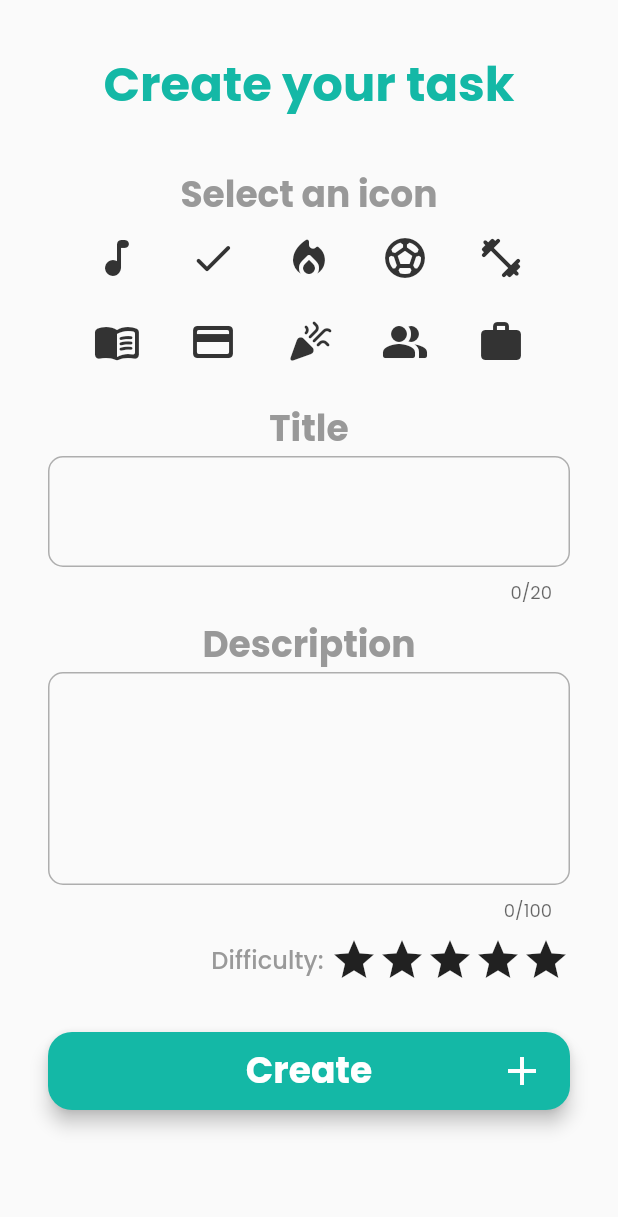
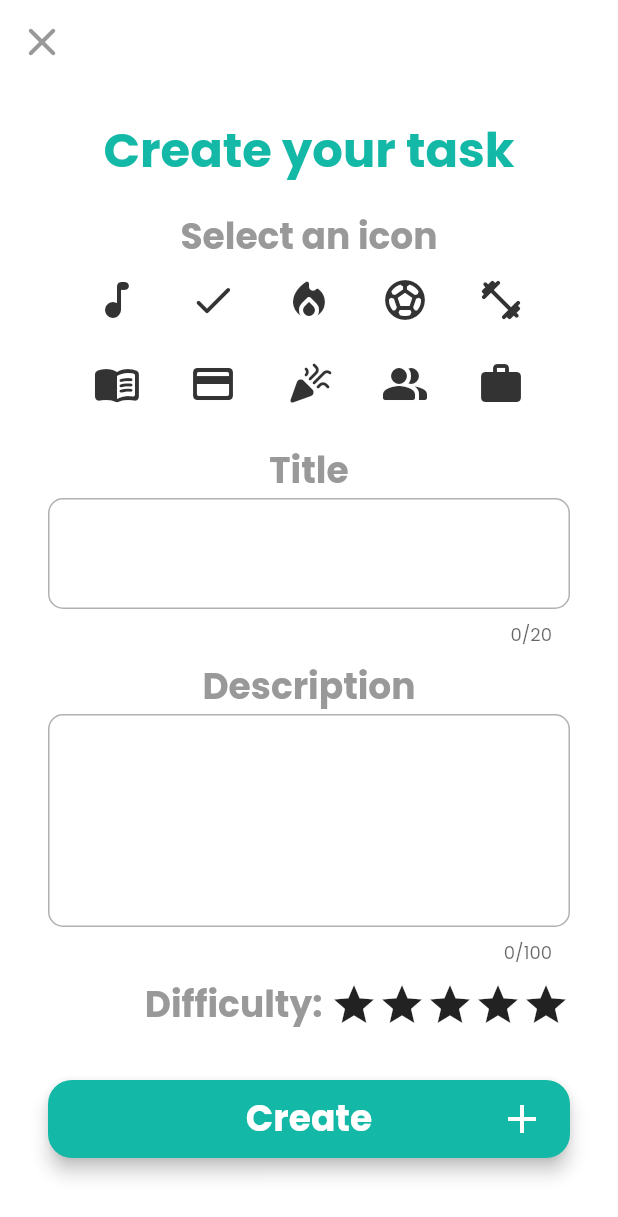
Before and after one commit to EnricoSantarelli/flutter-todo, a Flutter app: the TaskCreationSheetWidget screen opened directly, on a phone screen of 412 x 824 dp. Shown: the top 1217 px of the screen. Run offline on Flutter 3.47's test engine with Material 2 defaults, Android fonts, the phone set to English and light mode, and no system bars; our stand-ins replace flutter_mobx, google_fonts, mobx; generated files the repository leaves out were written again.

Commit message:
bottom sheet completed

```diff
--- a/lib/app/helpers/themes/theme_data.dart
+++ b/lib/app/helpers/themes/theme_data.dart
@@ -18,7 +18,8 @@ ThemeData lightTheme = ThemeData(
         onBackground: AppColors.lightGray,
         primary: AppColors.seaGreen,
         onPrimary: AppColors.lightGray,
-        onSurface: AppColors.darkGray),
+        onSurface: AppColors.darkGray,
+        error: AppColors.red),
     cardColor: AppColors.seaGreen,
     iconTheme: IconThemeData(color: AppColors.darkGray, size: 32),
     appBarTheme: AppBarTheme(
@@ -54,7 +55,8 @@ ThemeData darkTheme = ThemeData(
         onBackground: AppColors.white,
         primary: AppColors.seaGreen,
         onPrimary: AppColors.white,
-        onSurface: AppColors.white),
+        onSurface: AppColors.white,
+        error: AppColors.red),
     iconTheme: IconThemeData(color: AppColors.white, size: 32),
     cardColor: AppColors.seaGreen,
     appBarTheme: AppBarTheme(
--- a/lib/app/models/Task.dart
+++ b/lib/app/models/Task.dart
@@ -5,15 +5,15 @@ import 'package:todo_flutter/app/helpers/enums/status_enum.dart';
 
 class Task {
   final String id;
-  final String name;
+  final String title;
   final String? description;
   final int difficulty;
-  final Icon icon;
+  final IconData icon;
   final StatusEnum status;
 
   Task(
       {this.description,
-      required this.name,
+      required this.title,
       required this.difficulty,
       required this.icon,
       required this.status,
--- a/lib/app/views/pages/home_page.dart
+++ b/lib/app/views/pages/home_page.dart
@@ -29,8 +29,8 @@ class HomePage extends StatelessWidget {
               const SizedBox(
                 height: 64,
               ),
-              const ButtonWidget(
-                  path: '/dashboard',
+              ButtonWidget(
+                  onPressed: () => Navigator.pushNamed(context, '/dashboard'),
                   title: 'Start',
                   icon: Icons.arrow_forward_rounded)
             ],
--- a/lib/app/views/widgets/app_bar_widget.dart
+++ b/lib/app/views/widgets/app_bar_widget.dart
@@ -1,13 +1,24 @@
 import 'package:flutter/material.dart';
 
 class AppBarWidget extends StatelessWidget {
-  const AppBarWidget({super.key});
+  final double? elevation;
+  final String? title;
+  final Widget? leading;
+  const AppBarWidget({super.key, this.elevation, this.title, this.leading});
 
   @override
   Widget build(BuildContext context) {
     return AppBar(
-      centerTitle: true,
-      title: const Text('To-Do List'),
-    );
+        elevation: elevation,
+        leading: leading,
+        centerTitle: true,
+        title: title != null
+            ? Text(
+                title!,
+                style: Theme.of(context).textTheme.titleMedium!.copyWith(
+                      color: Theme.of(context).colorScheme.onPrimary,
+                    ),
+              )
+            : const SizedBox.shrink());
   }
 }
--- a/lib/app/views/widgets/button_widget.dart
+++ b/lib/app/views/widgets/button_widget.dart
@@ -1,16 +1,19 @@
 import 'package:flutter/material.dart';
 
 class ButtonWidget extends StatelessWidget {
-  final String path;
   final String title;
   final IconData icon;
+  final Function() onPressed;
   const ButtonWidget(
-      {super.key, required this.path, required this.title, required this.icon});
+      {super.key,
+      required this.onPressed,
+      required this.title,
+      required this.icon});
 
   @override
   Widget build(BuildContext context) {
     return ElevatedButton(
-        onPressed: () => Navigator.pushNamed(context, path),
+        onPressed: onPressed,
         child: Padding(
           padding: const EdgeInsets.symmetric(vertical: 8),
           child: Stack(
--- a/lib/app/views/widgets/task_creation_sheet_widget.dart
+++ b/lib/app/views/widgets/task_creation_sheet_widget.dart
@@ -2,7 +2,13 @@ import 'package:flutter/material.dart';
 import 'package:flutter_mobx/flutter_mobx.dart';
 import 'package:provider/provider.dart';
 import 'package:todo_flutter/app/controllers/tasks_store.dart';
+import 'package:todo_flutter/app/helpers/enums/status_enum.dart';
+import 'package:todo_flutter/app/models/Task.dart';
+import 'package:todo_flutter/app/views/animation/blinking_difficulty_animation.dart';
+import 'package:todo_flutter/app/views/animation/blinking_icon_animation.dart';
+import 'package:todo_flutter/app/views/widgets/app_bar_widget.dart';
 import 'package:todo_flutter/app/views/widgets/button_widget.dart';
+import 'package:uuid/uuid.dart';
 
 class TaskCreationSheetWidget extends StatelessWidget {
   static const iconsList = [
@@ -23,10 +29,31 @@ class TaskCreationSheetWidget extends StatelessWidget {
   @override
   Widget build(BuildContext context) {
     final store = Provider.of<TasksStore>(context, listen: false);
-    return SingleChildScrollView(
-      child: Padding(
-        padding: const EdgeInsets.symmetric(horizontal: 32, vertical: 32),
+    final formKey = GlobalKey<FormState>();
+
+    // reset the form when rebuild the sheet
+    store.isDifficultySet = true;
+    store.isIconSet = true;
+    store.icon = null;
+    store.difficulty = null;
+    store.starsColor = List.filled(5, ThemeData().iconTheme.color!);
+
+    return Scaffold(
+      backgroundColor: Theme.of(context).colorScheme.background,
+      resizeToAvoidBottomInset: false,
+      appBar: PreferredSize(
+        preferredSize: const Size.fromHeight(60),
+        child: AppBarWidget(
+          elevation: 0,
+          leading: IconButton(
+              icon: const Icon(Icons.close_rounded),
+              onPressed: () => Navigator.pop(context)),
+        ),
+      ),
+      body: Padding(
+        padding: const EdgeInsets.symmetric(horizontal: 32, vertical: 16),
         child: Form(
+            key: formKey,
             child: Column(
               children: [
                 Text(
@@ -36,7 +63,7 @@ class TaskCreationSheetWidget extends StatelessWidget {
                       .titleLarge!
                       .copyWith(fontSize: 32),
                 ),
-            const SizedBox(height: 32),
+                const SizedBox(height: 16),
                 Text(
                   'Select an icon',
                   style: Theme.of(context)
@@ -63,14 +90,35 @@ class TaskCreationSheetWidget extends StatelessWidget {
                                                 .colorScheme
                                                 .onPrimary)
                                         : null),
-                          child: IconButton(
-                            onPressed: () => store.setIcon(iconsList[index]),
+                                child: store.isIconSet
+                                    ? IconButton(
+                                        onPressed: () =>
+                                            store.setIcon(iconsList[index]),
                                         icon: Icon(iconsList[index]),
-                            iconSize: isSelected ? 48 : 32,
-                          ),
-                        );
+                                        iconSize: isSelected ? 48 : 32)
+                                    : BlinkingIconAnimation(
+                                        onPressed: () =>
+                                            store.setIcon(iconsList[index]),
+                                        icon: iconsList[index],
+                                        size: isSelected ? 48 : 32));
                           })),
                 ),
+                Observer(builder: (context) {
+                  return store.isIconSet == false
+                      ? Align(
+                          alignment: Alignment.centerLeft,
+                          child: Padding(
+                            // similar to default error style
+                            padding: const EdgeInsets.fromLTRB(12.2, 2, 0, 0),
+                            child: Text(
+                              'Select an icon',
+                              style: TextStyle(
+                                  color: ThemeData().colorScheme.error,
+                                  fontSize: 11.5),
+                            ),
+                          ))
+                      : const SizedBox.shrink();
+                }),
                 const SizedBox(height: 16),
                 Text(
                   'Title',
@@ -80,6 +128,8 @@ class TaskCreationSheetWidget extends StatelessWidget {
                       .copyWith(color: Theme.of(context).colorScheme.onPrimary),
                 ),
                 TextFormField(
+                  validator: (value) => store.validateTitle(value),
+                  autovalidateMode: AutovalidateMode.onUserInteraction,
                   maxLength: 20,
                   onChanged: (value) => store.setTitle(value),
                   style: Theme.of(context)
@@ -127,60 +177,75 @@ class TaskCreationSheetWidget extends StatelessWidget {
                     children: [
                       Text(
                         'Difficulty: ',
-                    style: Theme.of(context).textTheme.titleSmall!.copyWith(
-                        color: Theme.of(context).colorScheme.onPrimary),
+                        style: Theme.of(context)
+                            .textTheme
+                            .titleMedium!
+                            .copyWith(
+                              color: Theme.of(context).colorScheme.onPrimary,
                             ),
-                  IconButton(
-                    onPressed: () => store.setDifficulty(1),
+                      ),
+                      Row(
+                        children: List.generate(5, (index) {
+                          return store.isDifficultySet
+                              ? IconButton(
+                                  onPressed: () =>
+                                      store.setDifficulty(index + 1),
                                   icon: Icon(
                                     Icons.star,
-                      color: store.starsColor[0],
+                                    color: store.starsColor[index],
                                   ),
                                   constraints: const BoxConstraints(),
                                   padding: EdgeInsets.zero,
-                  ),
-                  IconButton(
-                    onPressed: () => store.setDifficulty(2),
-                    icon: Icon(
-                      Icons.star,
-                      color: store.starsColor[1],
-                    ),
-                    constraints: const BoxConstraints(),
-                    padding: EdgeInsets.zero,
-                  ),
-                  IconButton(
-                    onPressed: () => store.setDifficulty(3),
-                    icon: Icon(
-                      Icons.star,
-                      color: store.starsColor[2],
-                    ),
-                    constraints: const BoxConstraints(),
-                    padding: EdgeInsets.zero,
-                  ),
-                  IconButton(
-                    onPressed: () => store.setDifficulty(4),
-                    icon: Icon(
-                      Icons.star,
-                      color: store.starsColor[3],
-                    ),
-                    constraints: const BoxConstraints(),
-                    padding: EdgeInsets.zero,
-                  ),
-                  IconButton(
-                    onPressed: () => store.setDifficulty(5),
-                    icon: Icon(
-                      Icons.star,
-                      color: store.starsColor[4],
-                    ),
-                    constraints: const BoxConstraints(),
-                    padding: EdgeInsets.zero,
-                  ),
+                                )
+                              : BlinkingDifficultyAnimation(
+                                  onPressed: () =>
+                                      store.setDifficulty(index + 1),
+                                  color: store.starsColor[index]);
+                        }),
+                      )
                     ],
                   );
                 }),
+                Observer(builder: (context) {
+                  return store.isDifficultySet == false
+                      ? Align(
+                          alignment: Alignment.centerRight,
+                          child: Padding(
+                            // similar to default error style
+                            padding: const EdgeInsets.fromLTRB(0, 2, 12.2, 0),
+                            child: Text(
+                              'Select an difficulty',
+                              style: TextStyle(
+                                  color: ThemeData().colorScheme.error,
+                                  fontSize: 11.5),
+                            ),
+                          ))
+                      : const SizedBox.shrink();
+                }),
                 const SizedBox(height: 32),
-            const ButtonWidget(
-                path: '/dashboard', title: 'Create', icon: Icons.add)
+                ButtonWidget(
+                    onPressed: () {
+                      if (store.difficulty == null) {
+                        store.isDifficultySet = false;
+                      }
+                      if (store.icon == null) {
+                        store.isIconSet = false;
+                      }
+                      if (formKey.currentState!.validate() &&
+                          store.isIconSet &&
+                          store.isDifficultySet) {
+                        store.addTask(Task(
+                            id: const Uuid().v4(),
+                            difficulty: store.difficulty!,
+                            icon: store.icon!,
+                            title: store.title!,
+                            status: StatusEnum.TO_DO,
+                            description: store.description));
+                        Navigator.of(context).pop();
+                      }
+                    },
+                    title: 'Create',
+                    icon: Icons.add),
               ],
             )),
       ),
--- a/pubspec.yaml
+++ b/pubspec.yaml
@@ -41,6 +41,7 @@ dependencies:
   provider: ^6.0.5
   flutter_iconpicker: ^3.2.4
   flutter_mobx: ^2.0.6+5
+  uuid: ^4.1.0
 
 dev_dependencies:
   flutter_test:
```
Also changed, not shown: lib/app/controllers/tasks_store.dart (+23 -0 lines), lib/app/views/animation/blinking_difficulty_animation.dart (added, +60 -0 lines), lib/app/views/animation/blinking_icon_animation.dart (added, +56 -0 lines), lib/app/views/pages/dashboard_page.dart (+5 -2 lines), lib/app/controllers/tasks_store.g.dart, pubspec.lock. Lines whose indentation alone changed are shown as unchanged.
